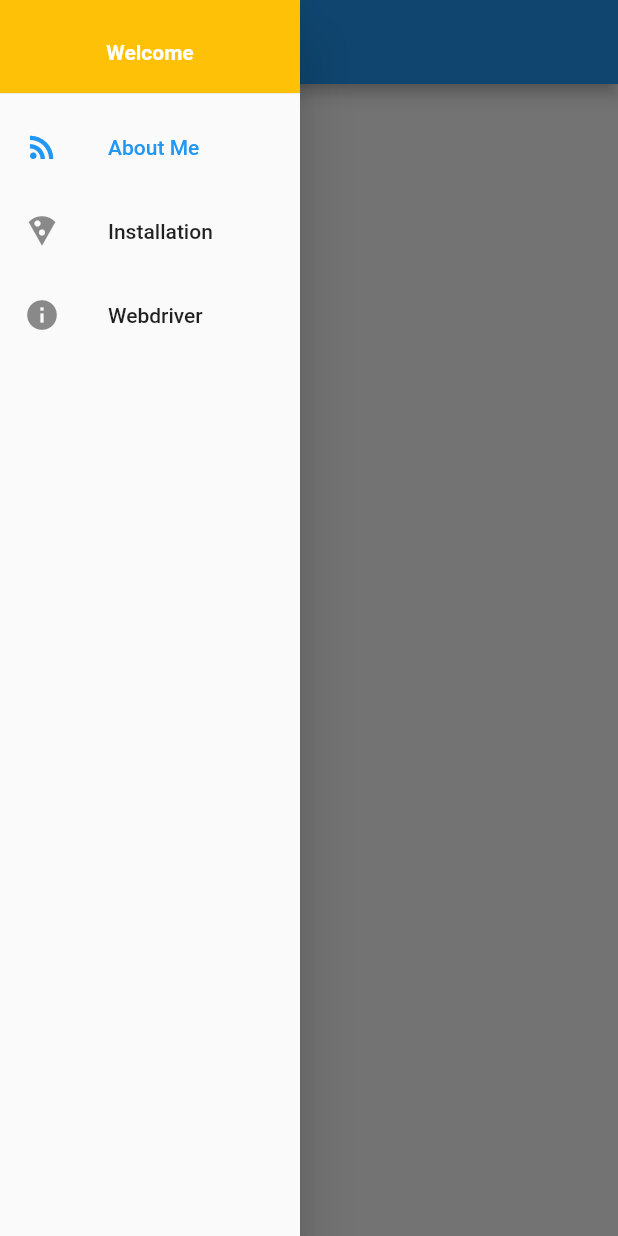
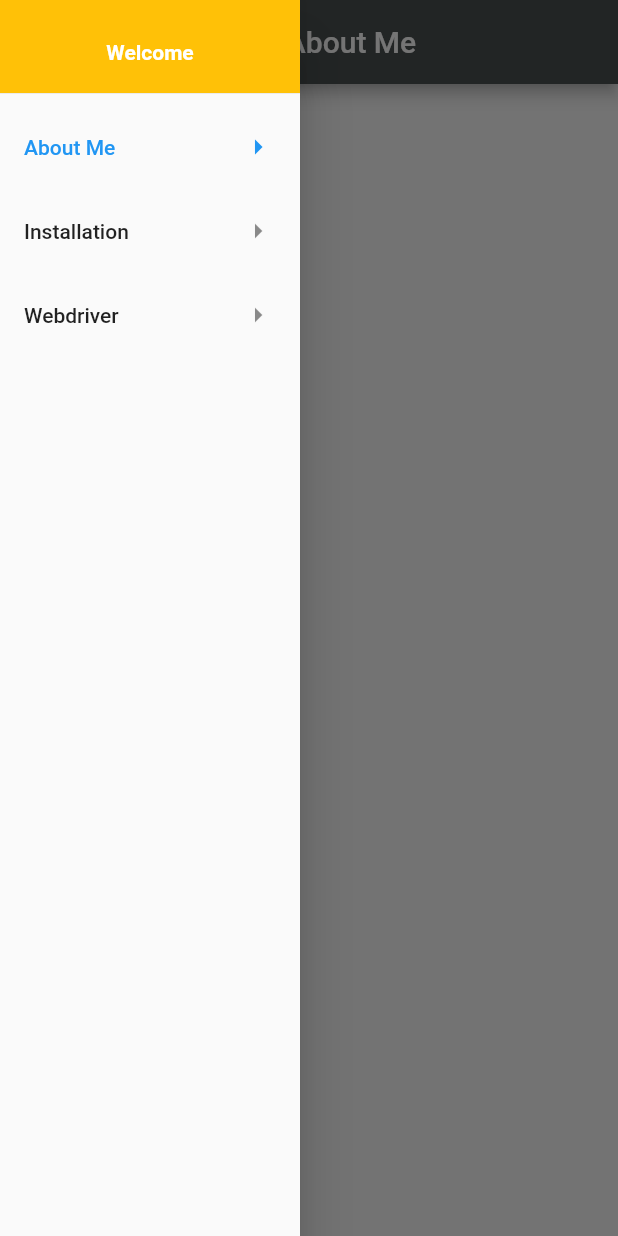
Before and after one commit to myusoof/webdriverapp, a Flutter app: the screen it shows after launch, with the side drawer open, on a phone screen of 412 x 824 dp. Run offline on Flutter 3.47's test engine with Material 2 defaults, Android fonts, the phone set to English and light mode, and no system bars.

Commit message:
testing for the app

```diff
--- a/lib/commonwidgets/DrawerItem.dart
+++ b/lib/commonwidgets/DrawerItem.dart
@@ -2,7 +2,6 @@ import 'package:flutter/material.dart';
 
 class DrawerItem {
   String title;
-  IconData icon;
 
-  DrawerItem(this.title, this.icon);
+  DrawerItem(this.title);
 }
--- a/lib/homepage.dart
+++ b/lib/homepage.dart
@@ -8,9 +8,9 @@ import 'pages/ThirdFragment.dart';
 
 class HomePage extends StatefulWidget {
   final drawerItems = [
-    new DrawerItem("About Me", Icons.rss_feed),
-    new DrawerItem("Installation", Icons.local_pizza),
-    new DrawerItem("Webdriver", Icons.info)
+    new DrawerItem("About Me"),
+    new DrawerItem("Installation"),
+    new DrawerItem("Webdriver")
   ];
 
   @override
@@ -64,7 +64,7 @@ class HomePageState extends State<HomePage> {
       var d = widget.drawerItems[i];
       drawerOptions.add(
           new ListTile(
-            leading: new Icon(d.icon),
+            trailing: Icon(Icons.arrow_right),
             title: new Text(d.title),
             selected: i == _selectedDrawerIndex,
             onTap: () => _onSelectItem(i),
@@ -73,9 +73,15 @@ class HomePageState extends State<HomePage> {
     }
 
     return SafeArea(
-      child: new Scaffold(
-        appBar: new AppBar(
-          title: new Text(widget.drawerItems[_selectedDrawerIndex].title),
+      child: Scaffold(
+        appBar: AppBar(
+          backgroundColor: secondaryColor,
+          title: Row(
+            mainAxisAlignment: MainAxisAlignment.spaceAround,
+            children: <Widget>[
+              Text(widget.drawerItems[_selectedDrawerIndex].title),
+            ],
+          ),
         ),
         drawer: Container(
           width: 200,
```
